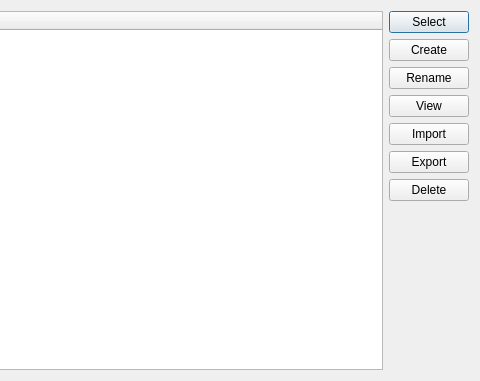
woterm/woterm, file woterm/woterm/qwoidentifydialog.ui: the form before one commit; both pictures show x 243 to 723 and y 0 to 381 of the 723 by 381 pixel window.
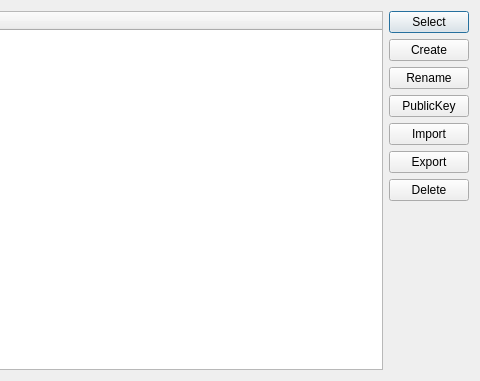
The form after the commit. Icons and pictures are not drawn.

```diff
--- a/woterm/woterm/qwoidentifydialog.ui
+++ b/woterm/woterm/qwoidentifydialog.ui
@@ -49,7 +49,7 @@
      <item>
       <widget class="QPushButton" name="btnView">
        <property name="text">
-        <string>View</string>
+        <string>PublicKey</string>
        </property>
       </widget>
      </item>
```
Left out of the diff: 8 changed lines with no effect on the pictures.
